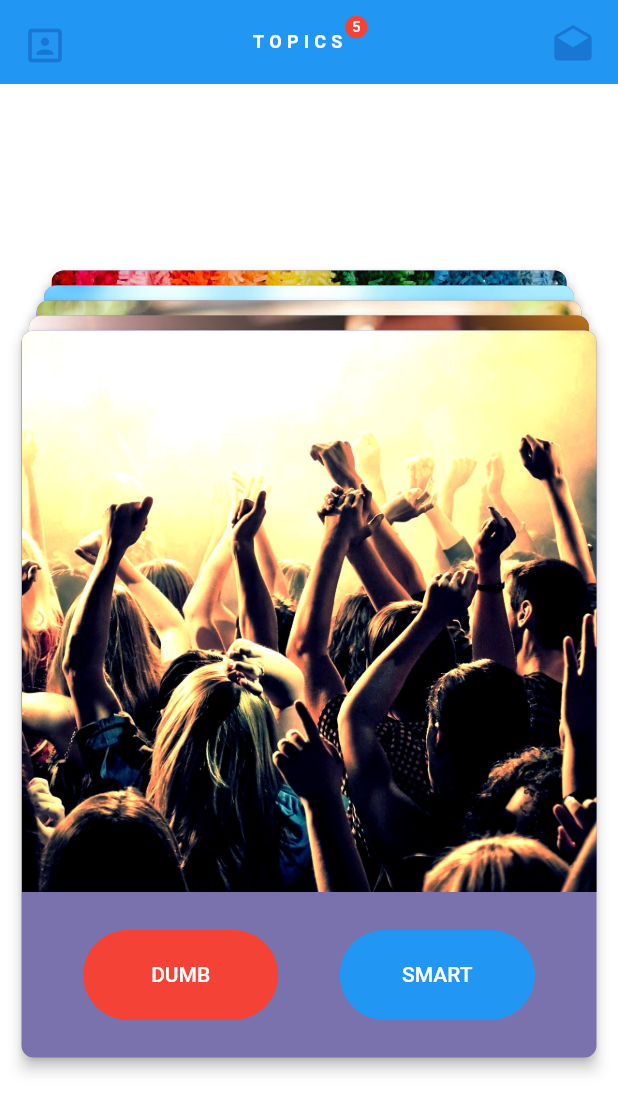
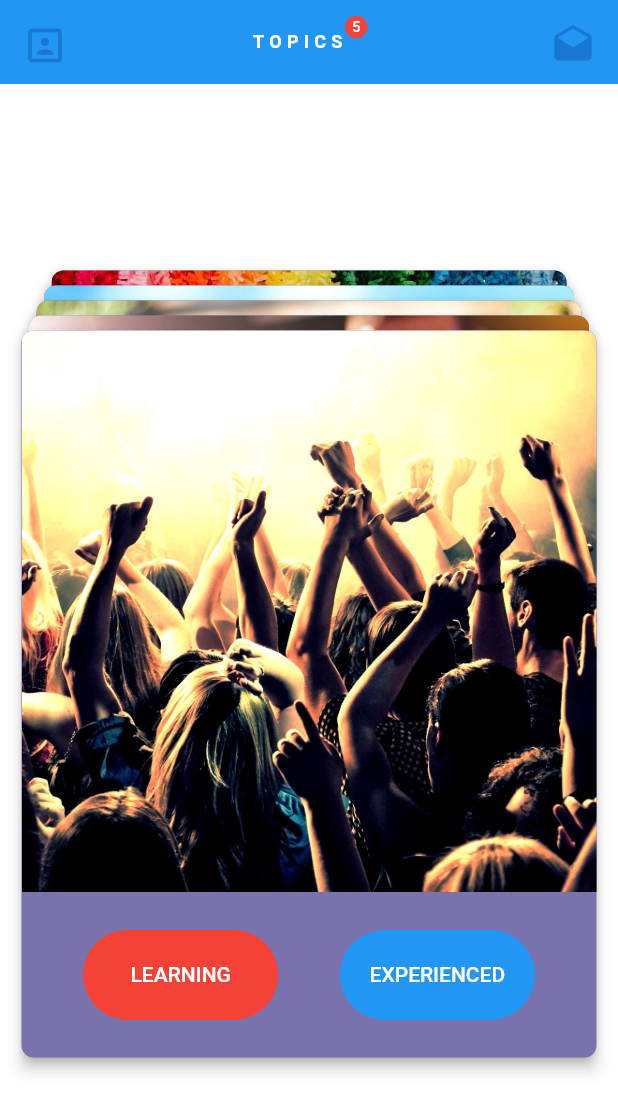
Before and after one commit to austingalyon/flutter_flock, a Flutter app: the screen it shows after launch, after a tap on "Login", on a phone screen of 412 x 824 dp. Shown: the top 1112 px of the screen. Run offline on Flutter 3.47's test engine with Material 2 defaults, Android fonts, the phone set to English and light mode, and no system bars; our stand-ins replace font_awesome_flutter.

Commit message:
Modify Button labels

```diff
--- a/lib/screens/experience/activeCard.dart
+++ b/lib/screens/experience/activeCard.dart
@@ -58,8 +58,8 @@ Positioned cardDemo(
                 //     MaterialPageRoute(
                 //         builder: (context) => DetailPage(type: img)));
                 Navigator.of(context).push(PageRouteBuilder(
-                      pageBuilder: (_, __, ___) => DetailPage(type: img),
-                    ));
+                  pageBuilder: (_, __, ___) => DetailPage(type: img),
+                ));
               },
               child: Card(
                 color: Colors.transparent,
@@ -103,11 +103,10 @@ Positioned cardDemo(
                                     alignment: Alignment.center,
                                     decoration: BoxDecoration(
                                       color: Colors.red,
-                                      borderRadius:
-                                          BorderRadius.circular(60.0),
+                                      borderRadius: BorderRadius.circular(60.0),
                                     ),
                                     child: Text(
-                                      "DUMB",
+                                      "LEARNING",
                                       style: TextStyle(color: Colors.white),
                                     ),
                                   )),
@@ -122,11 +121,10 @@ Positioned cardDemo(
                                     alignment: Alignment.center,
                                     decoration: BoxDecoration(
                                       color: Theme.of(context).primaryColor,
-                                      borderRadius:
-                                          BorderRadius.circular(60.0),
+                                      borderRadius: BorderRadius.circular(60.0),
                                     ),
                                     child: Text(
-                                      "SMART",
+                                      "EXPERIENCED",
                                       style: TextStyle(color: Colors.white),
                                     ),
                                   ))
```
